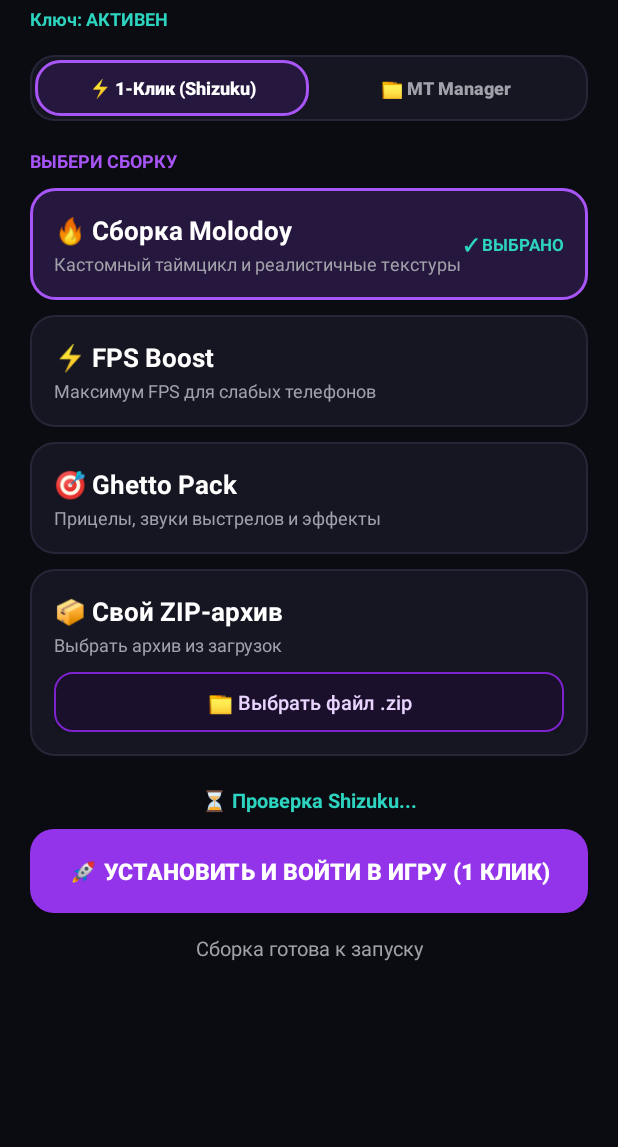
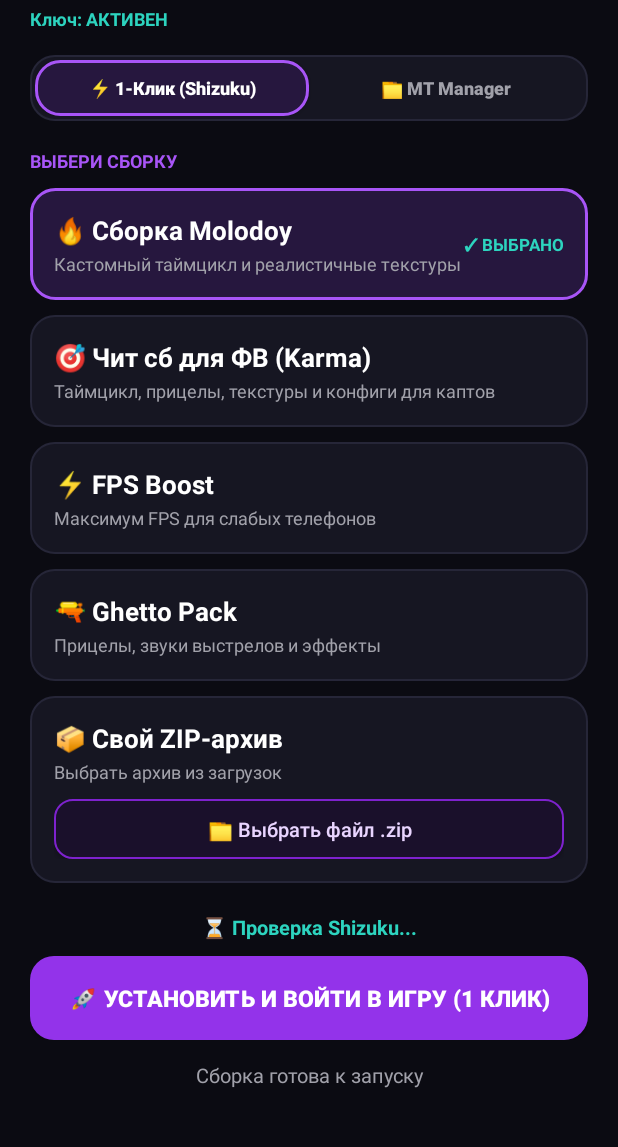
Before and after one commit to shizisharks-cmd/Nemos, an Android app: the layout activity_main.xml on its own in the app's theme, with its tools: preview values and no code run, on a phone screen of 412 x 824 dp, the part 84-1231 px from its top. Run offline under Robolectric (Android 15) with nearby library versions, the light colour scheme and no system bars.

Commit message:
Integrate Karma modpack and fix Shizuku direct copy pipeline

```diff
--- a/app/src/main/res/layout/activity_main.xml
+++ b/app/src/main/res/layout/activity_main.xml
@@ -91,6 +91,7 @@
             android:textSize="12sp"
             android:textStyle="bold" />
 
+        <!-- СБОРКА МОЛОДОЙ -->
         <LinearLayout
             android:id="@+id/cardMolodoy"
             android:layout_width="match_parent"
@@ -134,6 +135,52 @@
                 android:textStyle="bold" />
         </LinearLayout>
 
+        <!-- СБОРКА KARMA ДЛЯ ФВ -->
+        <LinearLayout
+            android:id="@+id/cardKarma"
+            android:layout_width="match_parent"
+            android:layout_height="wrap_content"
+            android:layout_marginBottom="10dp"
+            android:background="@drawable/bg_card_unselected"
+            android:gravity="center_vertical"
+            android:orientation="horizontal"
+            android:padding="16dp">
+
+            <LinearLayout
+                android:layout_width="0dp"
+                android:layout_height="wrap_content"
+                android:layout_weight="1"
+                android:orientation="vertical">
+
+                <TextView
+                    android:layout_width="wrap_content"
+                    android:layout_height="wrap_content"
+                    android:text="🎯 Чит сб для ФВ (Karma)"
+                    android:textColor="#FFFFFF"
+                    android:textSize="17sp"
+                    android:textStyle="bold" />
+
+                <TextView
+                    android:layout_width="wrap_content"
+                    android:layout_height="wrap_content"
+                    android:layout_marginTop="2dp"
+                    android:text="Таймцикл, прицелы, текстуры и конфиги для каптов"
+                    android:textColor="#A1A1AA"
+                    android:textSize="12sp" />
+            </LinearLayout>
+
+            <TextView
+                android:id="@+id/tvBadgeKarma"
+                android:layout_width="wrap_content"
+                android:layout_height="wrap_content"
+                android:text="✓ ВЫБРАНО"
+                android:textColor="#2DD4BF"
+                android:textSize="11sp"
+                android:textStyle="bold"
+                android:visibility="gone" />
+        </LinearLayout>
+
+        <!-- FPS BOOST -->
         <LinearLayout
             android:id="@+id/cardFps"
             android:layout_width="match_parent"
@@ -178,6 +225,7 @@
                 android:visibility="gone" />
         </LinearLayout>
 
+        <!-- GHETTO PACK -->
         <LinearLayout
             android:id="@+id/cardGhetto"
             android:layout_width="match_parent"
@@ -197,7 +245,7 @@
                 <TextView
                     android:layout_width="wrap_content"
                     android:layout_height="wrap_content"
-                    android:text="🎯 Ghetto Pack"
+                    android:text="🔫 Ghetto Pack"
                     android:textColor="#FFFFFF"
                     android:textSize="17sp"
                     android:textStyle="bold" />
@@ -222,6 +270,7 @@
                 android:visibility="gone" />
         </LinearLayout>
 
+        <!-- СВОЙ ZIP-АРХИВ -->
         <LinearLayout
             android:id="@+id/cardCustom"
             android:layout_width="match_parent"
@@ -284,7 +333,7 @@
                 android:textSize="13sp" />
         </LinearLayout>
 
-        <!-- ВКЛАДКА 1: SHIZUKU (1 КНОПКА) -->
+        <!-- РЕЖИМ 1-КЛИК: SHIZUKU (РОВНО 1 КНОПКА) -->
         <LinearLayout
             android:id="@+id/layoutShizukuView"
             android:layout_width="match_parent"
@@ -314,7 +363,7 @@
                 android:textStyle="bold" />
         </LinearLayout>
 
-        <!-- ВКЛАДКА 2: MT MANAGER (АВТО-ОТКРЫТИЕ ПАПКИ FILES) -->
+        <!-- РЕЖИМ MT MANAGER -->
         <LinearLayout
             android:id="@+id/layoutMtView"
             android:layout_width="match_parent"
@@ -328,7 +377,7 @@
                 android:layout_marginBottom="10dp"
                 android:background="@drawable/bg_card_unselected"
                 android:padding="12dp"
-                android:text="💡 Нажми кнопку ниже — MT Manager сразу откроется на папке files.\nТебе останется только скопировать её справа в:\nAndroid → data → com.grandmobile.game"
+                android:text="💡 Нажми кнопку ниже — MT Manager сразу откроется на папке files.\nОстанется только скопировать её справа в:\nAndroid → data → com.grandmobile.game"
                 android:textColor="#E4E4E7"
                 android:textSize="12sp" />
 
```
Also changed, not shown: app/src/main/java/com/nemos/app/ui/MainActivity.kt (+81 -150 lines), 1 other file.
